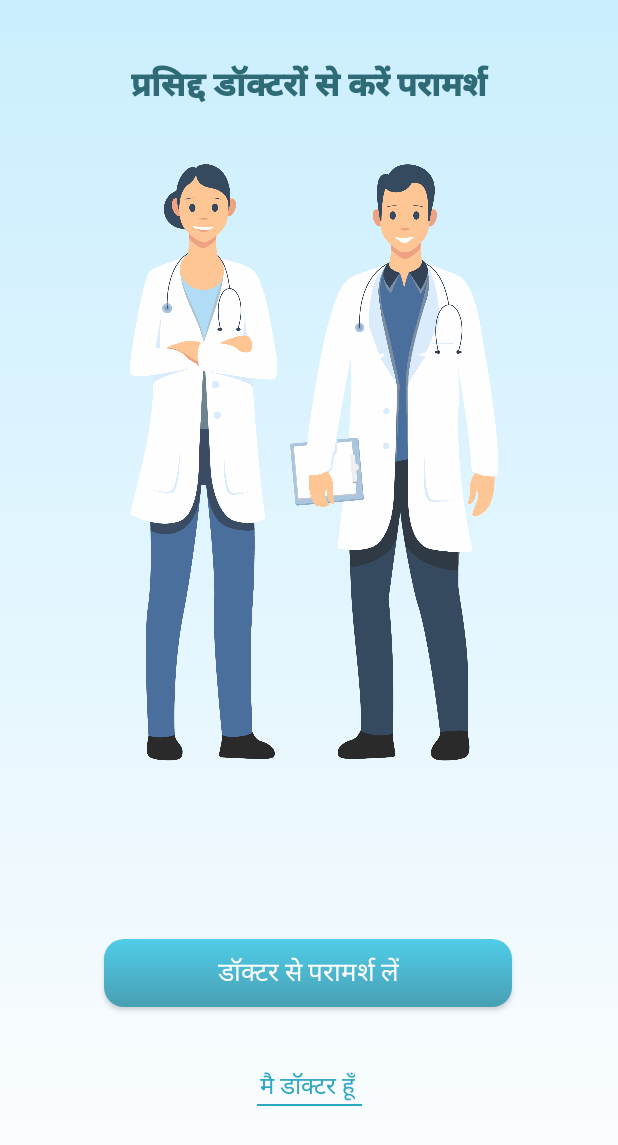
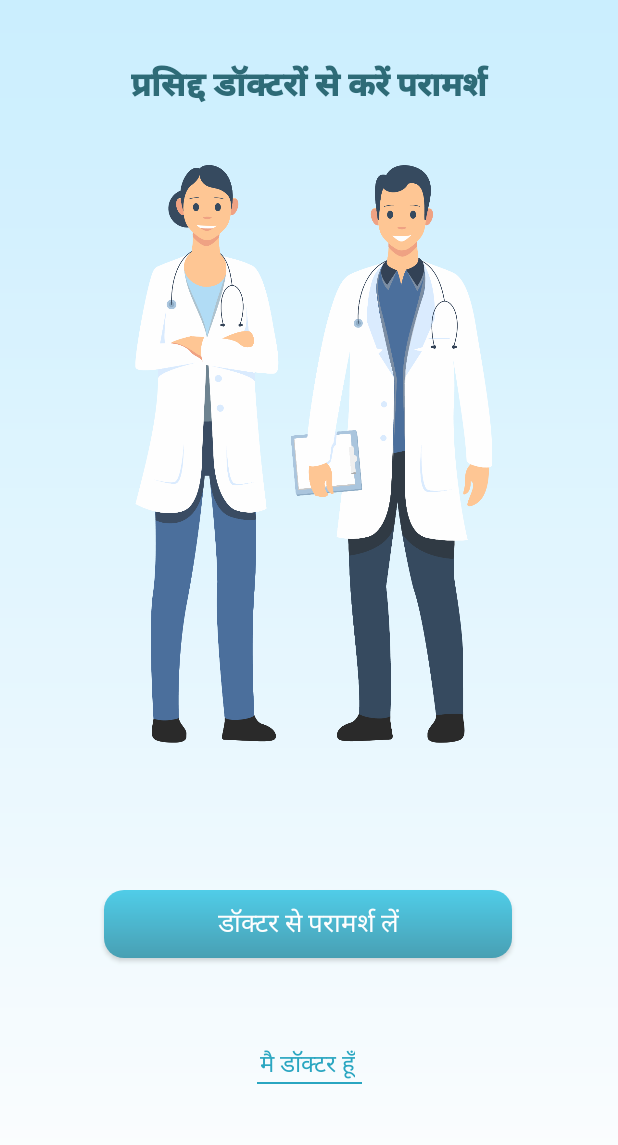
Before and after one commit to SHIVAM3025/TeleSevak, an Android app: the screen it shows after launch (LogindcActivity), on a phone screen of 412 x 824 dp. Shown: the top 1145 px of the screen. Run offline under Robolectric (Android 15) with nearby library versions, the light colour scheme and no system bars; our stand-ins replace Firebase (no records; nobody signed in at launch, a user with empty details on screens opened directly); libraries missing offline, so code that uses them is left out: com.loopj.android, com.sinch.android, cz.msebera.android; Roboto replaces fonts that are not available here; 1 statement that could not run was skipped.

Commit message:
some more minor changes after merge

```diff
--- a/app/src/main/java/app/sagar/telesevek/uploadpkg/ShowImageActivity.java
+++ b/app/src/main/java/app/sagar/telesevek/uploadpkg/ShowImageActivity.java
@@ -3,6 +3,7 @@ package app.sagar.telesevek.uploadpkg;
 import android.app.DownloadManager;
 import android.app.ProgressDialog;
 import android.content.Context;
+import android.content.Intent;
 import android.content.SharedPreferences;
 import android.net.Uri;
 import android.os.Bundle;
@@ -39,6 +40,7 @@ import org.json.JSONObject;
 
 import java.awt.font.TextAttribute;
 
+import app.sagar.telesevek.Doctowillcallyou;
 import app.sagar.telesevek.Models.Doctor;
 import app.sagar.telesevek.Models.FirebaseUserModel;
 import app.sagar.telesevek.PastCounsulation;
@@ -235,6 +237,7 @@ public class ShowImageActivity extends AppCompatActivity {
             findViewById(R.id.btFollowUp).setOnClickListener(new View.OnClickListener() {
                 @Override
                 public void onClick(View view) {
+
                     DocumentReference consultitem = fStore.collection("Consultation").document(DocID);
                     consultitem.update("TypeOfConsultation", "Followup")
                             .addOnSuccessListener(new OnSuccessListener<Void>() {
@@ -246,6 +249,7 @@ public class ShowImageActivity extends AppCompatActivity {
                                     fullName = pName;
 
                                     notification();
+                                    startActivity(new Intent(getApplicationContext(), Doctowillcallyou.class));
 
                                 }
 
--- a/app/src/main/res/layout/activity_logindc.xml
+++ b/app/src/main/res/layout/activity_logindc.xml
@@ -44,8 +44,8 @@
 
         <ImageView
             android:id="@+id/dp"
-            android:layout_width="320dp"
-            android:layout_height="408dp"
+            android:layout_width="300dp"
+            android:layout_height="395dp"
             android:layout_marginStart="30dp"
             android:layout_marginTop="5dp"
             android:layout_marginEnd="30dp"
@@ -63,7 +63,7 @@
             android:id="@+id/btConsultDoctor"
             android:layout_width="272dp"
             android:layout_height="45dp"
-            android:layout_marginTop="70dp"
+            android:layout_marginTop="40dp"
             android:background="@drawable/border_button"
             android:fontFamily="sans-serif"
             android:text="डॉक्टर से परामर्श लें"
@@ -80,6 +80,8 @@
             android:id="@+id/tvIAmDoctor"
             android:layout_width="wrap_content"
             android:layout_height="wrap_content"
+            android:layout_marginTop="20dp"
+            android:layout_marginBottom="20dp"
             android:text="मै डॉक्टर हूँ"
             android:textColor="@color/colorPrimary"
             android:textSize="16sp"
```
Also changed, not shown: app/src/main/res/drawable-xxhdpi/doctorsdr.png (renamed from app/src/main/res/drawable/doctorsdr.png), app/src/main/res/drawable-xxhdpi/dp.png (renamed from app/src/main/res/drawable/dp.png).
